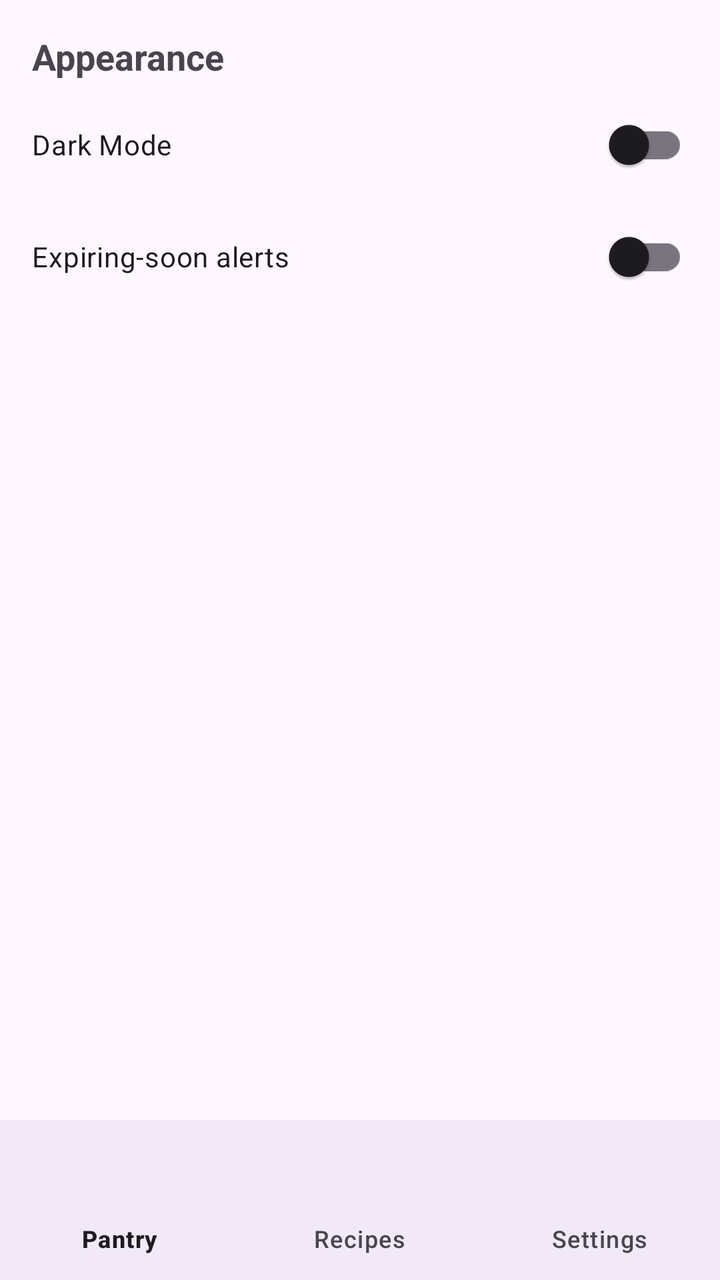
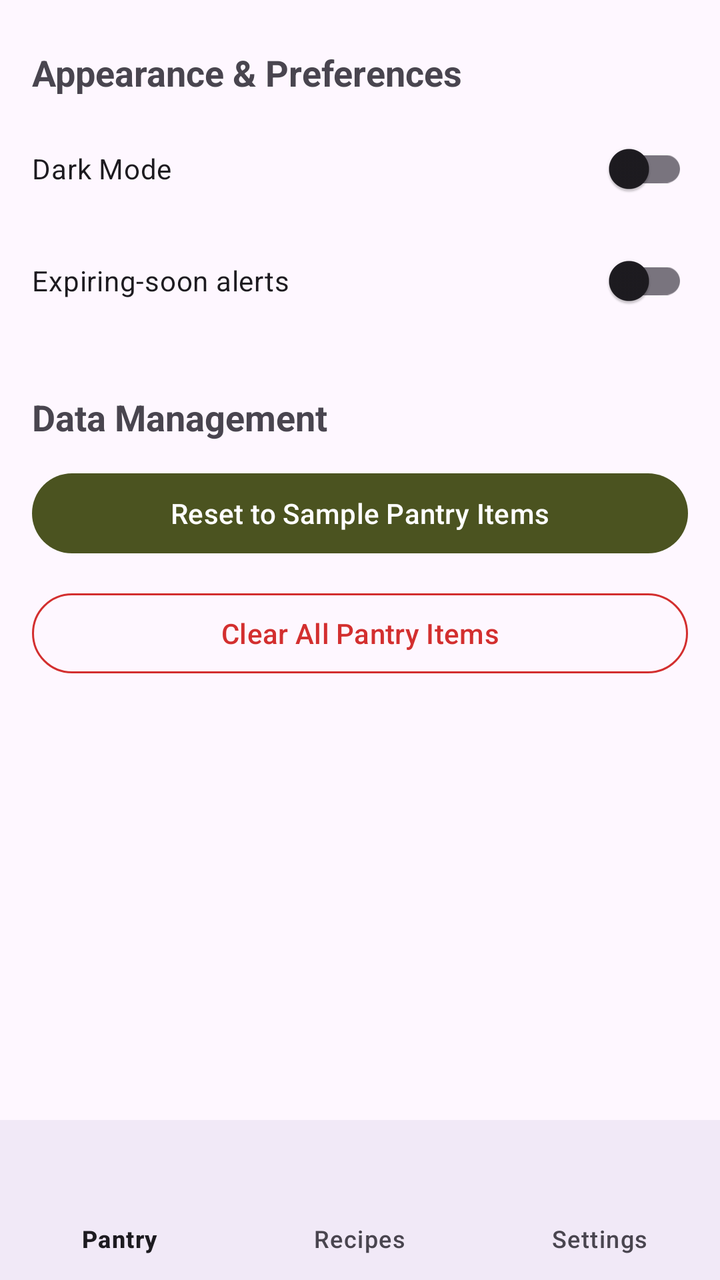

Compare the two renders of this Android layout. The source of the first and the diff that turns it into the second are given below.
<!-- AndroidManifest.xml: application theme Theme.SmartPantryManager -->
<!-- res/layout/activity_settings.xml -->
<?xml version="1.0" encoding="utf-8"?>
<androidx.constraintlayout.widget.ConstraintLayout xmlns:android="http://schemas.android.com/apk/res/android"
    xmlns:app="http://schemas.android.com/apk/res-auto"
    android:layout_width="match_parent"
    android:layout_height="match_parent">

    <TextView
        android:id="@+id/textViewAppearance"
        android:layout_width="wrap_content"
        android:layout_height="wrap_content"
        android:layout_marginTop="16dp"
        android:layout_marginStart="16dp"
        android:text="Appearance"
        android:textStyle="bold"
        android:textSize="18sp"
        app:layout_constraintTop_toTopOf="parent"
        app:layout_constraintStart_toStartOf="parent" />

    <com.google.android.material.switchmaterial.SwitchMaterial
        android:id="@+id/switchDarkMode"
        android:layout_width="0dp"
        android:layout_height="wrap_content"
        android:layout_marginTop="8dp"
        android:layout_marginHorizontal="16dp"
        android:text="Dark Mode"
        app:layout_constraintTop_toBottomOf="@id/textViewAppearance"
        app:layout_constraintStart_toStartOf="parent"
        app:layout_constraintEnd_toEndOf="parent" />

    <com.google.android.material.switchmaterial.SwitchMaterial
        android:id="@+id/switchAlerts"
        android:layout_width="0dp"
        android:layout_height="wrap_content"
        android:layout_marginTop="8dp"
        android:layout_marginHorizontal="16dp"
        android:text="Expiring-soon alerts"
        app:layout_constraintTop_toBottomOf="@id/switchDarkMode"
        app:layout_constraintStart_toStartOf="parent"
        app:layout_constraintEnd_toEndOf="parent" />

    <com.google.android.material.bottomnavigation.BottomNavigationView
        android:id="@+id/bottomNavigationView"
        android:layout_width="0dp"
        android:layout_height="wrap_content"
        android:background="?android:attr/windowBackground"
        app:menu="@menu/bottom_nav_menu"
        app:layout_constraintBottom_toBottomOf="parent"
        app:layout_constraintStart_toStartOf="parent"
        app:layout_constraintEnd_toEndOf="parent" />
</androidx.constraintlayout.widget.ConstraintLayout>
<!-- resources referenced by this layout -->
<resources>
  <style name="Theme.SmartPantryManager" parent="Base.Theme.SmartPantryManager" />
  <style name="Base.Theme.SmartPantryManager" parent="Theme.Material3.DayNight.NoActionBar">
          
          
      </style>
</resources>

<!-- the commit's change to res/layout/activity_settings.xml (unified diff, before → after) -->
@@ -8,9 +8,9 @@
         android:id="@+id/textViewAppearance"
         android:layout_width="wrap_content"
         android:layout_height="wrap_content"
-        android:layout_marginTop="16dp"
+        android:layout_marginTop="24dp"
         android:layout_marginStart="16dp"
-        android:text="Appearance"
+        android:text="Appearance &amp; Preferences"
         android:textStyle="bold"
         android:textSize="18sp"
         app:layout_constraintTop_toTopOf="parent"
@@ -20,7 +20,7 @@
         android:id="@+id/switchDarkMode"
         android:layout_width="0dp"
         android:layout_height="wrap_content"
-        android:layout_marginTop="8dp"
+        android:layout_marginTop="12dp"
         android:layout_marginHorizontal="16dp"
         android:text="Dark Mode"
         app:layout_constraintTop_toBottomOf="@id/textViewAppearance"
@@ -38,6 +38,45 @@
         app:layout_constraintStart_toStartOf="parent"
         app:layout_constraintEnd_toEndOf="parent" />
 
+    <TextView
+        android:id="@+id/textViewDataManagement"
+        android:layout_width="wrap_content"
+        android:layout_height="wrap_content"
+        android:layout_marginTop="32dp"
+        android:layout_marginStart="16dp"
+        android:text="Data Management"
+        android:textStyle="bold"
+        android:textSize="18sp"
+        app:layout_constraintTop_toBottomOf="@id/switchAlerts"
+        app:layout_constraintStart_toStartOf="parent" />
+
+    <com.google.android.material.button.MaterialButton
+        android:id="@+id/buttonResetSampleData"
+        android:layout_width="0dp"
+        android:layout_height="wrap_content"
+        android:layout_marginTop="12dp"
+        android:layout_marginHorizontal="16dp"
+        android:text="Reset to Sample Pantry Items"
+        app:backgroundTint="@color/army_green"
+        app:layout_constraintTop_toBottomOf="@id/textViewDataManagement"
+        app:layout_constraintStart_toStartOf="parent"
+        app:layout_constraintEnd_toEndOf="parent" />
+
+    <com.google.android.material.button.MaterialButton
+        android:id="@+id/buttonClearAllPantry"
+        android:layout_width="0dp"
+        android:layout_height="wrap_content"
+        android:layout_marginTop="12dp"
+        android:layout_marginHorizontal="16dp"
+        android:text="Clear All Pantry Items"
+        app:strokeColor="#D32F2F"
+        app:strokeWidth="1dp"
+        app:backgroundTint="@android:color/transparent"
+        android:textColor="#D32F2F"
+        app:layout_constraintTop_toBottomOf="@id/buttonResetSampleData"
+        app:layout_constraintStart_toStartOf="parent"
+        app:layout_constraintEnd_toEndOf="parent" />
+
     <com.google.android.material.bottomnavigation.BottomNavigationView
         android:id="@+id/bottomNavigationView"
         android:layout_width="0dp"
<!-- resource entries referenced after the edit -->
@@ -1,5 +1,6 @@
 <!-- resources referenced by this layout -->
 <resources>
+  <color name="army_green">#4B5320</color>
   <style name="Theme.SmartPantryManager" parent="Base.Theme.SmartPantryManager" />
   <style name="Base.Theme.SmartPantryManager" parent="Theme.Material3.DayNight.NoActionBar">
           
